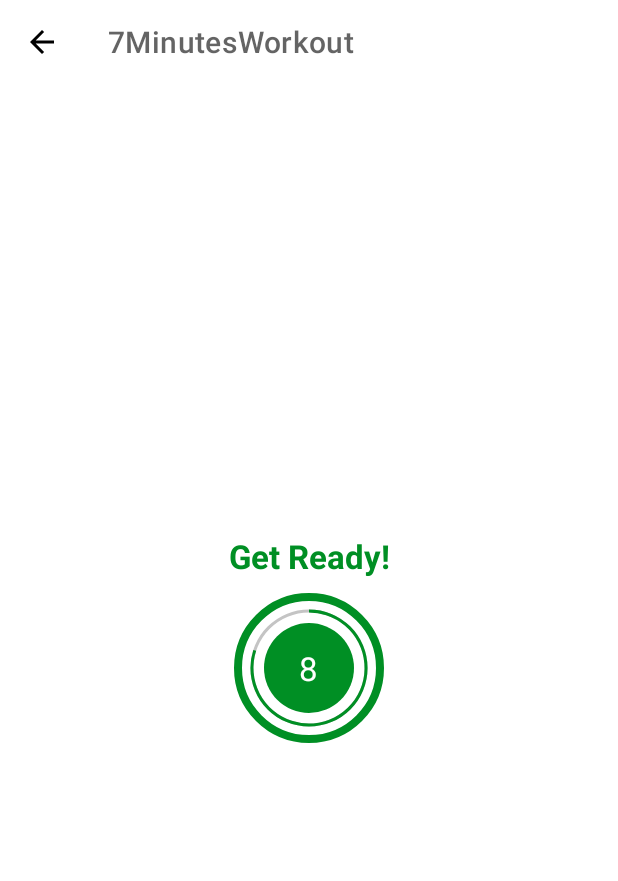
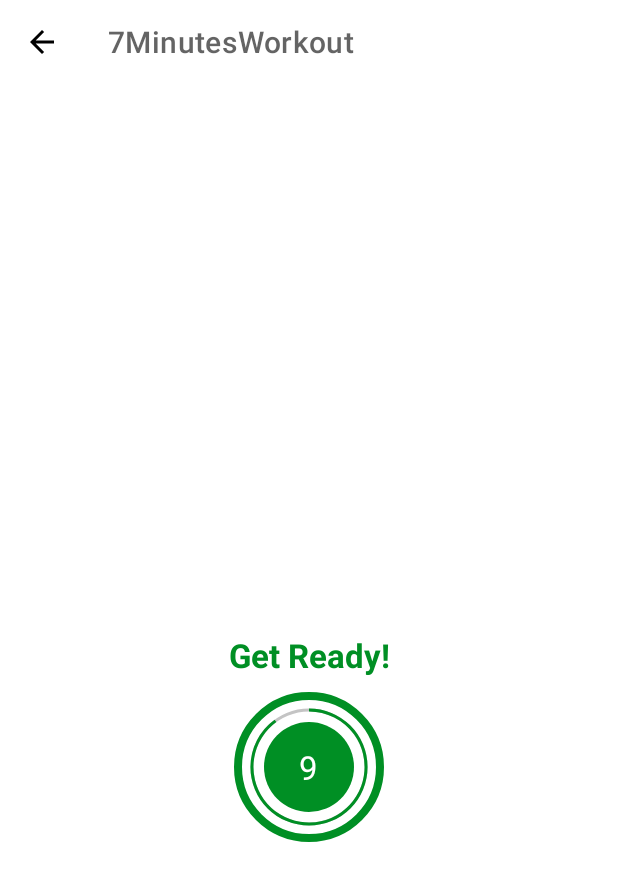
Before and after one commit to orhanuckulac0/7MinutesWorkoutApp, an Android app: the ExerciseActivity screen opened directly, with no data from a screen before it, on a phone screen of 412 x 824 dp. Shown: the top 881 px of the screen. Run offline under Robolectric (Android 15) with nearby library versions, the phone set to English and light mode, and no system bars.

Commit message:
fifth commit - set exercise constants - set ExerciseModel -  display exercises

```diff
--- /dev/null
+++ b/app/src/main/java/orhan/uckulac/a7minutesworkout/Constants.kt
@@ -0,0 +1,121 @@
+package orhan.uckulac.a7minutesworkout
+
+object Constants {
+    fun defaultExerciseList(): ArrayList<ExerciseModel>{
+        val exerciseList = ArrayList<ExerciseModel>()
+        val jumpingJacks =
+            ExerciseModel(
+                1,
+                "Jumping Jacks",
+                R.drawable.ic_jumping_jacks,
+                false,
+                false
+            )
+        exerciseList.add(jumpingJacks)
+
+        val wallSit = ExerciseModel(
+            2,
+            "Wall Sit",
+            R.drawable.ic_wall_sit,
+            false,
+            false
+        )
+        exerciseList.add(wallSit)
+
+        val pushUp = ExerciseModel(
+            3,
+            "Push Up",
+            R.drawable.ic_push_up,
+            false,
+            false
+        )
+        exerciseList.add(pushUp)
+
+        val abdominalCrunch =
+            ExerciseModel(
+                4,
+                "Abdominal Crunch",
+                R.drawable.ic_abdominal_crunch,
+                false,
+                false
+            )
+        exerciseList.add(abdominalCrunch)
+
+        val stepUpOnChair =
+            ExerciseModel(
+                5,
+                "Step-Up onto Chair",
+                R.drawable.ic_step_up_onto_chair,
+                false,
+                false
+            )
+        exerciseList.add(stepUpOnChair)
+
+        val squat = ExerciseModel(
+            6,
+            "Squat",
+            R.drawable.ic_squat,
+            false,
+            false
+        )
+        exerciseList.add(squat)
+
+        val tricepDipOnChair =
+            ExerciseModel(
+                7,
+                "Tricep Dip On Chair",
+                R.drawable.ic_triceps_dip_on_chair,
+                false,
+                false
+            )
+        exerciseList.add(tricepDipOnChair)
+
+        val plank = ExerciseModel(
+            8,
+            "Plank",
+            R.drawable.ic_plank,
+            false,
+            false
+        )
+        exerciseList.add(plank)
+
+        val highKneesRunningInPlace =
+            ExerciseModel(
+                9, "High Knees Running In Place",
+                R.drawable.ic_high_knees_running_in_place,
+                false,
+                false
+            )
+        exerciseList.add(highKneesRunningInPlace)
+
+        val lunges = ExerciseModel(
+            10,
+            "Lunges",
+            R.drawable.ic_lunge,
+            false,
+            false
+        )
+        exerciseList.add(lunges)
+
+        val pushupAndRotation =
+            ExerciseModel(
+                11,
+                "Push up and Rotation",
+                R.drawable.ic_push_up_and_rotation,
+                false,
+                false
+            )
+        exerciseList.add(pushupAndRotation)
+
+        val sidePlank = ExerciseModel(
+            12,
+            "Side Plank",
+            R.drawable.ic_side_plank,
+            false,
+            false
+        )
+        exerciseList.add(sidePlank)
+
+        return exerciseList
+    }
+}
--- a/app/src/main/java/orhan/uckulac/a7minutesworkout/ExerciseActivity.kt
+++ b/app/src/main/java/orhan/uckulac/a7minutesworkout/ExerciseActivity.kt
@@ -1,8 +1,11 @@
 package orhan.uckulac.a7minutesworkout
 
+import android.content.Intent
 import androidx.appcompat.app.AppCompatActivity
 import android.os.Bundle
 import android.os.CountDownTimer
+import android.view.View
+import android.widget.ImageView
 import android.widget.ProgressBar
 import android.widget.TextView
 import android.widget.Toast
@@ -16,7 +19,11 @@
 
     var progressBar: ProgressBar? = null
     var tvTimer: TextView? = null
+    var tvTitle: TextView? = null
+    var ivExerciseImage: ImageView? = null
 
+    private var exerciseList: ArrayList<ExerciseModel>? = null
+    private var currentExercisePosition = -1  // when increment, it will be 0 which is the starting index of the ArrayList
 
     override fun onCreate(savedInstanceState: Bundle?) {
         super.onCreate(savedInstanceState)
@@ -33,6 +40,10 @@
 
         progressBar = binding?.progressBar
         tvTimer = binding?.tvTimer
+        tvTitle = binding?.tvTitle
+        ivExerciseImage = binding?.ivExerciseImage
+
+        exerciseList = Constants.defaultExerciseList()  // get all the exercises from Constants
 
         setupRestView()
     }
@@ -46,16 +57,47 @@
 
     private fun setRestProgressBar(){
         progressBar?.progress = restProgress
+        progressBar?.max = 10
+        ivExerciseImage?.visibility = View.GONE  // make the exercise image visibility GONE while resting
 
-        restTimer = object : CountDownTimer(10000, 1000) {
+        restTimer = object : CountDownTimer(11000, 1000) {
             override fun onTick(millisUntilFinished: Long) {
                 restProgress++
-                progressBar?.progress = 10 - restProgress
-                tvTimer?.text = (10 - restProgress).toString()
+                progressBar?.progress = 11 - restProgress
+                tvTimer?.text = (11 - restProgress).toString()
+                tvTitle?.text = "Get Ready!"
             }
 
             override fun onFinish() {
-                Toast.makeText(this@ExerciseActivity, "Countdown is finished.", Toast.LENGTH_LONG).show()
+                restProgress = 0
+                currentExercisePosition++
+                startExerciseTimer()
+            }
+        }.start()
+    }
+
+    private fun startExerciseTimer(){
+        ivExerciseImage?.visibility = View.VISIBLE // make exercise image visible on exercise
+        progressBar?.progress = restProgress
+        progressBar?.max = 30
+        val currentExercise = exerciseList!![currentExercisePosition]  // get current exercise
+        tvTitle?.text = currentExercise.getName()  // use getter to get exercise name to display it
+        ivExerciseImage?.setImageResource(currentExercise.getImage())  // set exercise image
+
+
+        restTimer = object : CountDownTimer(31000, 1000) {
+            override fun onTick(millisUntilFinished: Long) {
+                restProgress++
+                progressBar?.progress = 31 - restProgress
+                tvTimer?.text = (31 - restProgress).toString()
+            }
+
+            override fun onFinish() {
+                if (currentExercisePosition < exerciseList!!.size-1 ){
+                    Toast.makeText(this@ExerciseActivity, "Rest 10 Seconds", Toast.LENGTH_LONG).show()
+                    setupRestView()
+                }else
+                    Toast.makeText(this@ExerciseActivity, "Congratulations! You have completed all the exercises!", Toast.LENGTH_LONG).show()
             }
         }.start()
     }
@@ -65,6 +107,7 @@
         if (restTimer != null){
             restTimer?.cancel()
             restProgress = 0
+            currentExercisePosition = -1
         }
         binding = null
     }
--- /dev/null
+++ b/app/src/main/java/orhan/uckulac/a7minutesworkout/ExerciseModel.kt
@@ -0,0 +1,50 @@
+package orhan.uckulac.a7minutesworkout
+
+class ExerciseModel (
+    private var id: Int,
+    private var name: String,
+    private var image: Int,
+    private var isCompleted: Boolean,
+    private var isSelected: Boolean,
+){
+    // ID getter and setter
+    fun getId(): Int{
+        return id
+    }
+    fun setId(id: Int){
+        this.id = id
+    }
+
+    // Name getter and setter
+    fun getName(): String {
+        return name
+    }
+    fun setName(name: String){
+        this.name = name
+    }
+
+    // Image getter and setter
+    fun getImage(): Int {
+        return image
+    }
+    fun setImage(image: Int){
+        this.image = image
+    }
+
+    // isCompleted getter and setter
+    fun setIsCompleted(): Boolean {
+        return isCompleted
+    }
+    fun setIsCompleted(isCompleted: Boolean){
+        this.isCompleted = isCompleted
+    }
+
+    // isSelected getter and setter
+    fun setIsSelected(): Boolean {
+        return isSelected
+    }
+    fun setIsSelected(isSelected: Boolean){
+        this.isSelected = isSelected
+    }
+
+}
--- a/app/src/main/res/layout/activity_exercise.xml
+++ b/app/src/main/res/layout/activity_exercise.xml
@@ -15,6 +15,22 @@
         android:background="@color/white"
         app:titleTextColor="@color/colorPrimary"
         />
+
+    <ImageView
+        android:id="@+id/ivExerciseImage"
+        android:layout_width="match_parent"
+        android:layout_height="0dp"
+        android:scaleType="fitXY"
+        android:visibility="gone"
+        android:src="@drawable/ic_side_plank"
+        android:layout_marginBottom="10dp"
+
+        app:layout_constraintBottom_toTopOf="@id/tvTitle"
+        app:layout_constraintTop_toBottomOf="@id/toolbarExercise"
+        app:layout_constraintStart_toStartOf="parent"
+        app:layout_constraintEnd_toEndOf="parent"
+        />
+
 
     <TextView
         android:id="@+id/tvTitle"
@@ -35,13 +51,13 @@
         android:id="@+id/flProgressBar"
         android:layout_width="100dp"
         android:layout_height="100dp"
-        android:layout_marginTop="10dp"
+        android:layout_marginBottom="40dp"
         android:background="@drawable/item_circular_color_accent_border"
 
         app:layout_constraintBottom_toBottomOf="parent"
         app:layout_constraintStart_toStartOf="parent"
         app:layout_constraintEnd_toEndOf="parent"
-        app:layout_constraintTop_toBottomOf="@id/toolbarExercise">
+        app:layout_constraintTop_toBottomOf="@id/ivExerciseImage">
 
         <!--       use indeterminate when you do not know how long the operation will take -->
         <ProgressBar
```
Also changed, not shown: app/src/main/res/drawable-v24/ic_abdominal_crunch.png (added), app/src/main/res/drawable-v24/ic_high_knees_running_in_place.png (added), app/src/main/res/drawable-v24/ic_jumping_jacks.png (added), app/src/main/res/drawable-v24/ic_lunge.png (added), app/src/main/res/drawable-v24/ic_plank.png (added), app/src/main/res/drawable-v24/ic_push_up.png (added), app/src/main/res/drawable-v24/ic_push_up_and_rotation.png (added), app/src/main/res/drawable-v24/ic_side_plank.png (added), app/src/main/res/drawable-v24/ic_squat.png (added), app/src/main/res/drawable-v24/ic_step_up_onto_chair.png (added), app/src/main/res/drawable-v24/ic_triceps_dip_on_chair.png (added), app/src/main/res/drawable-v24/ic_wall_sit.png (added).
